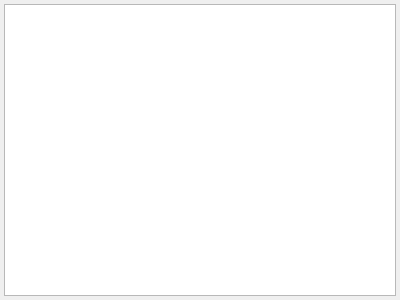
Qt form fieldlistdialog.ui (lamouski/TCN) before a commit.
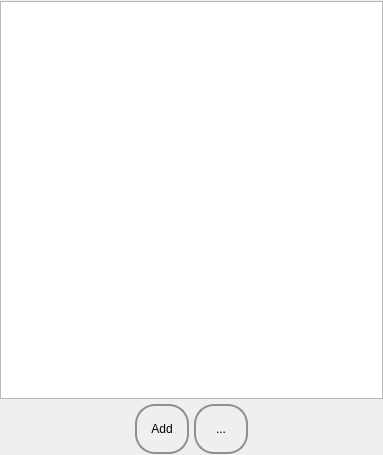
The same form after that commit.

Commit message: reset of the booking dialog

Diff of the .ui file:
```diff
--- a/fieldlistdialog.ui
+++ b/fieldlistdialog.ui
@@ -6,30 +6,146 @@
    <rect>
     <x>0</x>
     <y>0</y>
-    <width>400</width>
-    <height>300</height>
+    <width>383</width>
+    <height>455</height>
    </rect>
   </property>
   <property name="windowTitle">
    <string>Dialog</string>
   </property>
-  <layout class="QVBoxLayout" name="verticalLayout">
-   <property name="spacing">
-    <number>2</number>
-   </property>
+  <layout class="QGridLayout">
    <property name="leftMargin">
-    <number>4</number>
+    <number>0</number>
    </property>
    <property name="topMargin">
-    <number>4</number>
+    <number>1</number>
    </property>
    <property name="rightMargin">
-    <number>4</number>
+    <number>0</number>
    </property>
    <property name="bottomMargin">
-    <number>4</number>
+    <number>1</number>
    </property>
-   <item>
+   <property name="spacing">
+    <number>5</number>
+   </property>
+   <item row="2" column="1">
+    <widget class="QPushButton" name="pushButton_2">
+     <property name="sizePolicy">
+      <sizepolicy hsizetype="Minimum" vsizetype="Minimum">
+       <horstretch>0</horstretch>
+       <verstretch>0</verstretch>
+      </sizepolicy>
+     </property>
+     <property name="minimumSize">
+      <size>
+       <width>54</width>
+       <height>50</height>
+      </size>
+     </property>
+     <property name="maximumSize">
+      <size>
+       <width>50</width>
+       <height>50</height>
+      </size>
+     </property>
+     <property name="styleSheet">
+      <string notr="true">QPushButton {
+    border: 2px solid #8f8f91;
+    border-radius: 20px;
+    background-color: qlineargradient(x1: 0, y1: 0, x2: 0, y2: 1,
+                                      stop: 0 #f6f7fa, stop: 1 #dadbde);
+    min-width: 50px;
+}
+
+QPushButton:pressed {
+    background-color: qlineargradient(x1: 0, y1: 0, x2: 0, y2: 1,
+                                      stop: 0 #dadbde, stop: 1 #f6f7fa);
+}</string>
+     </property>
+     <property name="text">
+      <string>Add</string>
+     </property>
+     <property name="default">
+      <bool>false</bool>
+     </property>
+     <property name="flat">
+      <bool>false</bool>
+     </property>
+    </widget>
+   </item>
+   <item row="2" column="2">
+    <widget class="QPushButton" name="pushButton">
+     <property name="sizePolicy">
+      <sizepolicy hsizetype="Minimum" vsizetype="Minimum">
+       <horstretch>0</horstretch>
+       <verstretch>0</verstretch>
+      </sizepolicy>
+     </property>
+     <property name="minimumSize">
+      <size>
+       <width>54</width>
+       <height>50</height>
+      </size>
+     </property>
+     <property name="maximumSize">
+      <size>
+       <width>50</width>
+       <height>50</height>
+      </size>
+     </property>
+     <property name="styleSheet">
+      <string notr="true">QPushButton {
+    border: 2px solid #8f8f91;
+    border-radius: 20px;
+    background-color: qlineargradient(x1: 0, y1: 0, x2: 0, y2: 1,
+                                      stop: 0 #f6f7fa, stop: 1 #dadbde);
+    min-width: 50px;
+}
+
+QPushButton:pressed {
+    background-color: qlineargradient(x1: 0, y1: 0, x2: 0, y2: 1,
+                                      stop: 0 #dadbde, stop: 1 #f6f7fa);
+}</string>
+     </property>
+     <property name="text">
+      <string>...</string>
+     </property>
+     <property name="default">
+      <bool>false</bool>
+     </property>
+     <property name="flat">
+      <bool>false</bool>
+     </property>
+    </widget>
+   </item>
+   <item row="2" column="3">
+    <spacer name="horizontalSpacer">
+     <property name="orientation">
+      <enum>Qt::Horizontal</enum>
+     </property>
+     <property name="sizeHint" stdset="0">
+      <size>
+       <width>40</width>
+       <height>20</height>
+      </size>
+     </property>
+    </spacer>
+   </item>
+   <item row="2" column="0">
+    <spacer name="horizontalSpacer_2">
+     <property name="orientation">
+      <enum>Qt::Horizontal</enum>
+     </property>
+     <property name="sizeHint" stdset="0">
+      <size>
+       <width>40</width>
+       <height>20</height>
+      </size>
+     </property>
+    </spacer>
+   </item>
+   <item row="0" column="0" colspan="4">
     <widget class="QTableView" name="m_view_fields"/>
    </item>
   </layout>
```
The commit also changes 5 other files.
